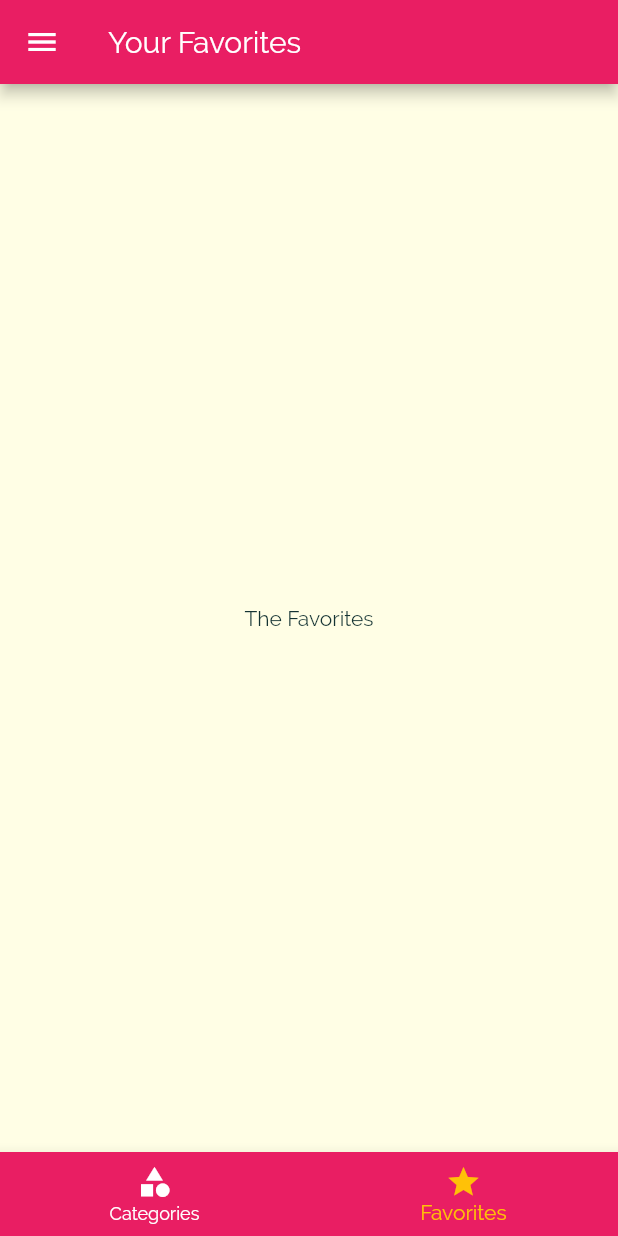
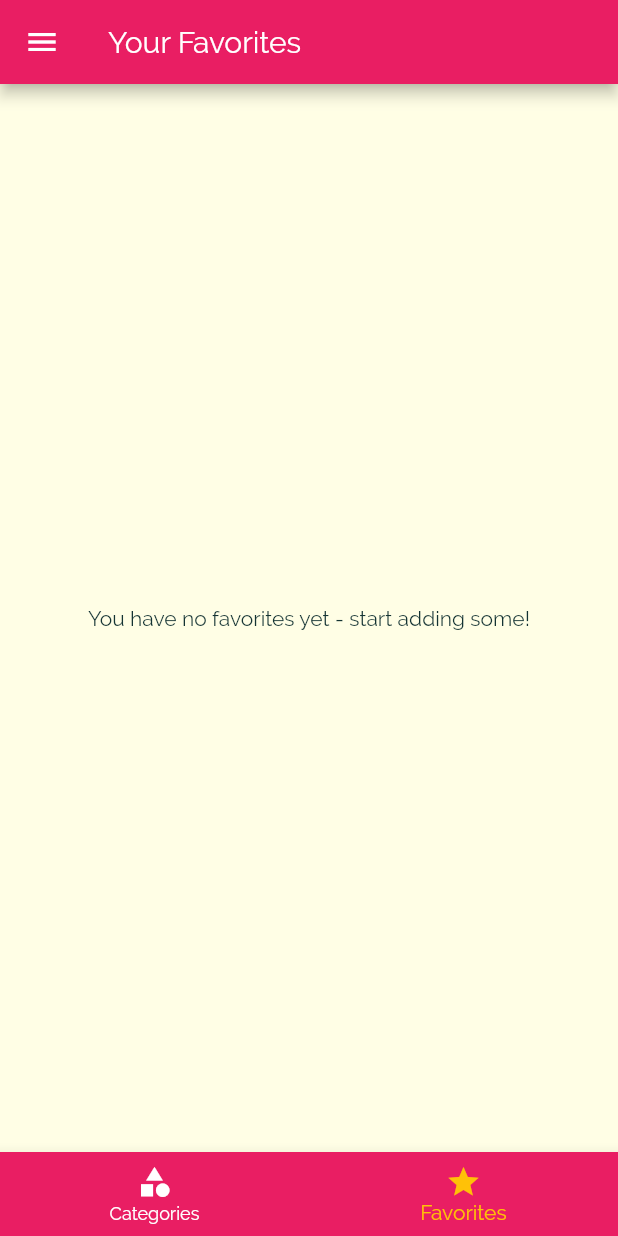
Before and after one commit to Manuelkpatsu/the_meals_app, a Flutter app: the screen it shows after launch, item 2 of the bottom bar chosen, on a phone screen of 412 x 824 dp. Run offline on Flutter 3.47's test engine with Material 2 defaults, Android fonts, the light colour scheme and no system bars.

Commit message:
Add Favorite Feature

```diff
--- a/lib/main.dart
+++ b/lib/main.dart
@@ -23,6 +23,7 @@ class _MyAppState extends State<MyApp> {
     'vegetarian': false,
   };
   List<Meal> _availableMeals = DUMMY_MEALS;
+  List<Meal> _favoritedMeals = [];
 
   void _setFilters(Map<String, bool> filterData) {
     setState(() {
@@ -45,6 +46,26 @@ class _MyAppState extends State<MyApp> {
         return true;
       }).toList();
     });
+  }
+
+  void _toggleFavorite(String mealId) {
+    final existingIndex =
+        _favoritedMeals.indexWhere((meal) => meal.id == mealId);
+    if (existingIndex >= 0) {
+      setState(() {
+        _favoritedMeals.removeAt(existingIndex);
+      });
+    } else {
+      setState(() {
+        _favoritedMeals.add(
+          DUMMY_MEALS.firstWhere((meal) => meal.id == mealId),
+        );
+      });
+    }
+  }
+
+  bool _isMealFavorite(String id) {
+    return _favoritedMeals.any((meal) => meal.id == id);
   }
 
   @override
@@ -73,10 +94,13 @@ class _MyAppState extends State<MyApp> {
       ),
       initialRoute: '/',
       routes: {
-        '/': (context) => TabsScreen(),
-        CategoryMealsScreen.routeName: (context) => CategoryMealsScreen(_availableMeals),
-        MealDetailScreen.routeName: (context) => MealDetailScreen(),
-        FiltersScreen.routeName: (context) => FiltersScreen(_filters, _setFilters),
+        '/': (context) => TabsScreen(_favoritedMeals),
+        CategoryMealsScreen.routeName: (context) =>
+            CategoryMealsScreen(_availableMeals),
+        MealDetailScreen.routeName: (context) =>
+            MealDetailScreen(_toggleFavorite, _isMealFavorite),
+        FiltersScreen.routeName: (context) =>
+            FiltersScreen(_filters, _setFilters),
       },
       onUnknownRoute: (settings) {
         return MaterialPageRoute(builder: (context) => CategoriesScreen());
--- a/lib/screens/favorites_screen.dart
+++ b/lib/screens/favorites_screen.dart
@@ -1,10 +1,38 @@
 import 'package:flutter/material.dart';
 
+import '../widgets/meal_item.dart';
+import '../models/meal.dart';
+
 class FavoritesScreen extends StatelessWidget {
+  final List<Meal> favoriteMeals;
+
+  FavoritesScreen(this.favoriteMeals);
+
   @override
   Widget build(BuildContext context) {
-    return Center(
-      child: Text('The Favorites'),
-    );
+    if (favoriteMeals.isEmpty) {
+      return Scaffold(
+        body: Center(
+          child: Text('You have no favorites yet - start adding some!'),
+        ),
+      );
+    } else {
+      return Scaffold(
+        body: ListView.builder(
+          itemBuilder: (context, index) {
+            Meal favoriteMeal = favoriteMeals[index];
+            return MealItem(
+              id: favoriteMeal.id,
+              title: favoriteMeal.title,
+              imageUrl: favoriteMeal.imageUrl,
+              duration: favoriteMeal.duration,
+              complexity: favoriteMeal.complexity,
+              affordability: favoriteMeal.affordability,
+            );
+          },
+          itemCount: favoriteMeals.length,
+        ),
+      );
+    }
   }
 }
--- a/lib/screens/tabs_screen.dart
+++ b/lib/screens/tabs_screen.dart
@@ -1,26 +1,37 @@
 import 'package:flutter/material.dart';
 
+import '../models/meal.dart';
 import '../widgets/main_drawer.dart';
 import 'categories_screen.dart';
 import 'favorites_screen.dart';
 
 class TabsScreen extends StatefulWidget {
+  final List<Meal> favoriteMeals;
+
+  TabsScreen(this.favoriteMeals);
+
   @override
   _TabsScreenState createState() => _TabsScreenState();
 }
 
 class _TabsScreenState extends State<TabsScreen> {
-  final List<Map<String, Object>> _pages = [
+  List<Map<String, Object>> _pages;
+  int _selectedPageIndex = 0;
+
+  @override
+  void initState() {
+    super.initState();
+    _pages = [
       {
         'page': CategoriesScreen(),
         'title': 'Categories',
       },
       {
-      'page': FavoritesScreen(),
+        'page': FavoritesScreen(widget.favoriteMeals),
         'title': 'Your Favorites',
       },
     ];
-  int _selectedPageIndex = 0;
+  }
 
   void _selectPage(int index) {
     setState(() {
--- a/lib/widgets/meal_item.dart
+++ b/lib/widgets/meal_item.dart
@@ -10,7 +10,6 @@ class MealItem extends StatelessWidget {
   final int duration;
   final Complexity complexity;
   final Affordability affordability;
-  final Function removeItem;
 
   MealItem({
     @required this.id,
@@ -19,7 +18,6 @@ class MealItem extends StatelessWidget {
     @required this.duration,
     @required this.complexity,
     @required this.affordability,
-    @required this.removeItem,
   });
 
   String get complexityText {
@@ -60,7 +58,7 @@ class MealItem extends StatelessWidget {
       arguments: id,
     ).then((result) {
       if (result != null) {
-        removeItem(result);
+        // removeItem(result);
       }
     });
   }
```
Also changed, not shown: lib/screens/category_meals_screen.dart (+1 -8 lines), lib/screens/meal_detail_screen.dart (+14 -15 lines). Lines whose indentation alone changed are shown as unchanged.
